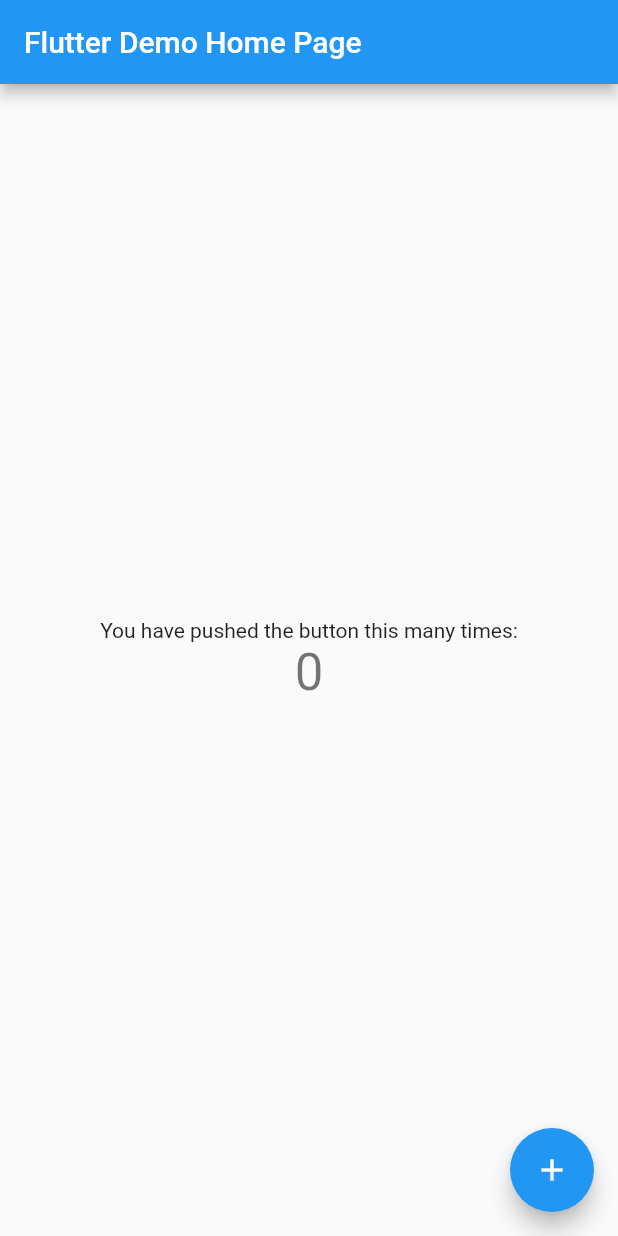
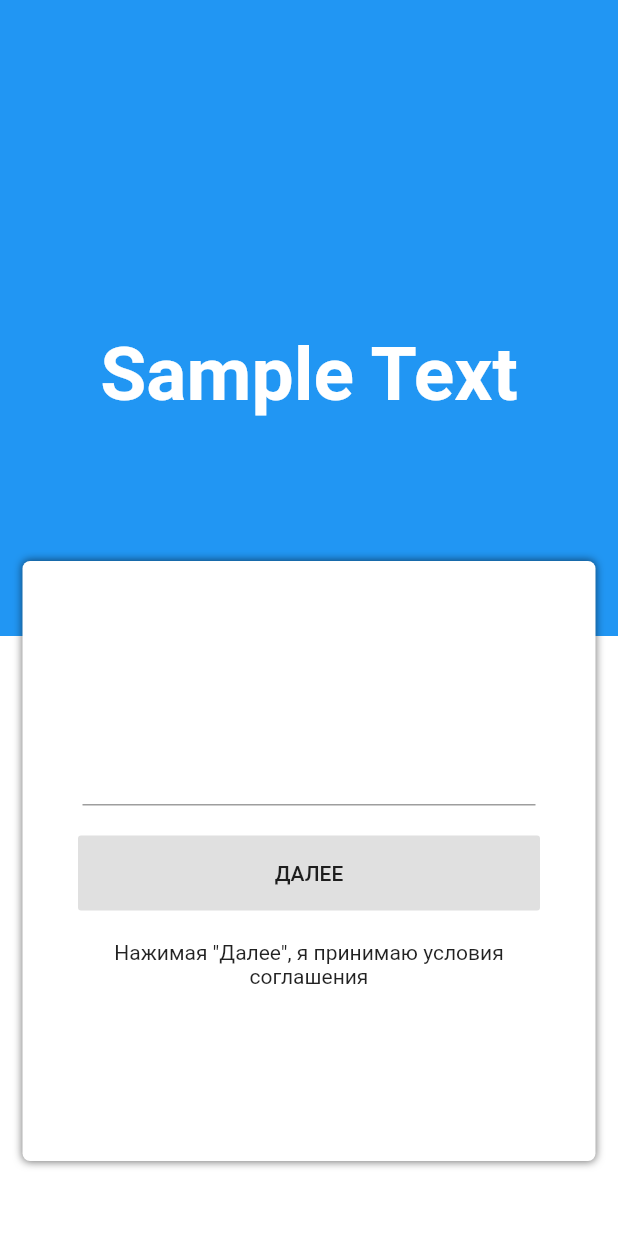
Before and after one commit to behzodfaiziev/Bakujo, a Flutter app: the screen it shows after launch, on a phone screen of 412 x 824 dp. Run offline on Flutter 3.47's test engine with Material 2 defaults, Android fonts, the phone set to English and light mode, and no system bars.

```diff
--- a/bakujo/lib/main.dart
+++ b/bakujo/lib/main.dart
@@ -1,111 +1,20 @@
+import 'package:bakujo/screens/registration.dart';
 import 'package:flutter/material.dart';
 
 void main() => runApp(MyApp());
 
 class MyApp extends StatelessWidget {
+
   // This widget is the root of your application.
   @override
   Widget build(BuildContext context) {
     return MaterialApp(
-      title: 'Flutter Demo',
+      debugShowCheckedModeBanner: false,
+      title: 'Bakujo',
       theme: ThemeData(
-        // This is the theme of your application.
-        //
-        // Try running your application with "flutter run". You'll see the
-        // application has a blue toolbar. Then, without quitting the app, try
-        // changing the primarySwatch below to Colors.green and then invoke
-        // "hot reload" (press "r" in the console where you ran "flutter run",
-        // or simply save your changes to "hot reload" in a Flutter IDE).
-        // Notice that the counter didn't reset back to zero; the application
-        // is not restarted.
         primarySwatch: Colors.blue,
       ),
-      home: MyHomePage(title: 'Flutter Demo Home Page'),
+      home: Registration()
     );
   }
 }
-
-class MyHomePage extends StatefulWidget {
-  MyHomePage({Key key, this.title}) : super(key: key);
-
-  // This widget is the home page of your application. It is stateful, meaning
-  // that it has a State object (defined below) that contains fields that affect
-  // how it looks.
-
-  // This class is the configuration for the state. It holds the values (in this
-  // case the title) provided by the parent (in this case the App widget) and
-  // used by the build method of the State. Fields in a Widget subclass are
-  // always marked "final".
-
-  final String title;
-
-  @override
-  _MyHomePageState createState() => _MyHomePageState();
-}
-
-class _MyHomePageState extends State<MyHomePage> {
-  int _counter = 0;
-
-  void _incrementCounter() {
-    setState(() {
-      // This call to setState tells the Flutter framework that something has
-      // changed in this State, which causes it to rerun the build method below
-      // so that the display can reflect the updated values. If we changed
-      // _counter without calling setState(), then the build method would not be
-      // called again, and so nothing would appear to happen.
-      _counter++;
-    });
-  }
-
-  @override
-  Widget build(BuildContext context) {
-    // This method is rerun every time setState is called, for instance as done
-    // by the _incrementCounter method above.
-    //
-    // The Flutter framework has been optimized to make rerunning build methods
-    // fast, so that you can just rebuild anything that needs updating rather
-    // than having to individually change instances of widgets.
-    return Scaffold(
-      appBar: AppBar(
-        // Here we take the value from the MyHomePage object that was created by
-        // the App.build method, and use it to set our appbar title.
-        title: Text(widget.title),
-      ),
-      body: Center(
-        // Center is a layout widget. It takes a single child and positions it
-        // in the middle of the parent.
-        child: Column(
-          // Column is also a layout widget. It takes a list of children and
-          // arranges them vertically. By default, it sizes itself to fit its
-          // children horizontally, and tries to be as tall as its parent.
-          //
-          // Invoke "debug painting" (press "p" in the console, choose the
-          // "Toggle Debug Paint" action from the Flutter Inspector in Android
-          // Studio, or the "Toggle Debug Paint" command in Visual Studio Code)
-          // to see the wireframe for each widget.
-          //
-          // Column has various properties to control how it sizes itself and
-          // how it positions its children. Here we use mainAxisAlignment to
-          // center the children vertically; the main axis here is the vertical
-          // axis because Columns are vertical (the cross axis would be
-          // horizontal).
-          mainAxisAlignment: MainAxisAlignment.center,
-          children: <Widget>[
-            Text(
-              'You have pushed the button this many times:',
-            ),
-            Text(
-              '$_counter',
-              style: Theme.of(context).textTheme.display1,
-            ),
-          ],
-        ),
-      ),
-      floatingActionButton: FloatingActionButton(
-        onPressed: _incrementCounter,
-        tooltip: 'Increment',
-        child: Icon(Icons.add),
-      ), // This trailing comma makes auto-formatting nicer for build methods.
-    );
-  }
-}
--- /dev/null
+++ b/bakujo/lib/screens/registration.dart
@@ -0,0 +1,91 @@
+import 'package:flutter/material.dart';
+
+class Registration extends StatefulWidget {
+  @override
+  _RegistrationState createState() => _RegistrationState();
+}
+
+class _RegistrationState extends State<Registration> {
+  @override
+  Widget build(BuildContext context) {
+    final double _heightScreen = MediaQuery.of(context).size.height;
+
+    return Scaffold(
+      resizeToAvoidBottomInset: true,
+      backgroundColor: Theme.of(context).primaryColor,
+      body: Stack(
+        fit: StackFit.expand,
+        children: [
+          FractionallySizedBox(
+            alignment: Alignment.topCenter,
+            heightFactor: 500 / _heightScreen,
+            child: Container(
+              child: Center(
+                child: Text('Sample Text',
+                    style: TextStyle(
+                      fontWeight: FontWeight.bold,
+                      color: Colors.white,
+                      fontSize: 50,
+                    )),
+              ),
+            ),
+          ),
+          FractionallySizedBox(
+            alignment: Alignment.bottomCenter,
+            heightFactor: 400 / _heightScreen,
+            child: Container(
+              color: Colors.white,
+            ),
+          ),
+          FractionallySizedBox(
+            alignment: Alignment.bottomCenter,
+            heightFactor: 500 / _heightScreen,
+            child: Container(
+              child: Column(
+                crossAxisAlignment: CrossAxisAlignment.center,
+                mainAxisAlignment: MainAxisAlignment.center,
+                children: <Widget>[
+                  Container(
+                    padding: EdgeInsets.symmetric(horizontal: 40),
+                    child: TextFormField(
+                      keyboardType: TextInputType.phone,
+                      decoration: InputDecoration(prefixText: '+992'),
+                    ),
+                  ),
+                  SizedBox(
+                    height: 20,
+                  ),
+                  SizedBox(
+                      height: 50,
+                      width: 308,
+                      child: FlatButton(
+                        color: Colors.black12,
+                        child: Text(
+                          'ДАЛЕЕ',
+                        ),
+                        onPressed: () {},
+                      )),
+                  SizedBox(
+                    height: 20,
+                  ),
+                  Text(
+                    'Нажимая "Далее", я принимаю условия \nсоглашения',
+                    textAlign: TextAlign.center,
+                  )
+                ],
+              ),
+              margin: EdgeInsets.symmetric(horizontal: 15, vertical: 50),
+              decoration: BoxDecoration(
+                  borderRadius: BorderRadius.circular(5),
+                  color: Colors.white,
+                  boxShadow: [
+                    BoxShadow(
+                        color: Colors.black54, blurRadius: 4, spreadRadius: 0.3)
+                  ]),
+            ),
+          )
+        ],
+      ),
+    );
+  }
+}
--- /dev/null
+++ b/bakujo/lib/theme/hamroh_colors.dart
@@ -0,0 +1 @@
+import 'package:flutter/material.dart';
```
Also changed, not shown: 3 other files.
